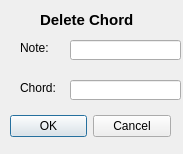
First picture: the form in Course_project/delchord.ui, repository BSUIR450503/450503_verbilo, before the edit.
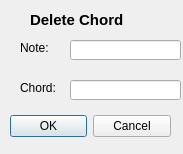
Second picture: the form after the edit.

What changed in the file:
```diff
--- a/Course_project/delchord.ui
+++ b/Course_project/delchord.ui
@@ -78,9 +78,9 @@
   <widget class="QLabel" name="label_3">
    <property name="geometry">
     <rect>
-     <x>40</x>
+     <x>30</x>
      <y>10</y>
-     <width>101</width>
+     <width>121</width>
      <height>20</height>
     </rect>
    </property>
```
